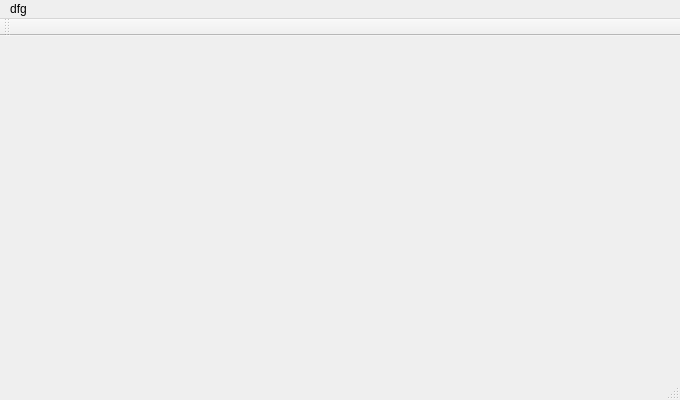
Qt form qkide.ui (QkThings/qkide) before a commit.
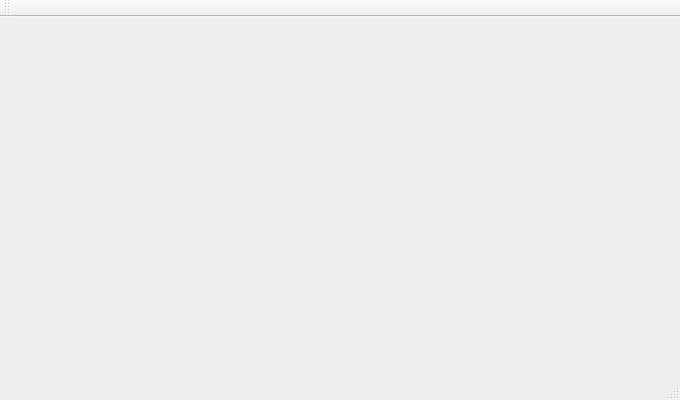
The same form after that commit. Icons and pictures are not drawn.

Diff of the .ui file:
```diff
--- a/qkide.ui
+++ b/qkide.ui
@@ -19,6 +19,16 @@
   <property name="windowTitle">
    <string>qkide</string>
   </property>
+  <property name="windowIcon">
+   <iconset resource="resources/qkide_img.qrc">
+    <normaloff>:/img/qk_48.png</normaloff>:/img/qk_48.png</iconset>
+  </property>
+  <property name="iconSize">
+   <size>
+    <width>256</width>
+    <height>256</height>
+   </size>
+  </property>
   <widget class="QWidget" name="centralWidget">
    <layout class="QVBoxLayout" name="verticalLayout"/>
   </widget>
@@ -40,12 +50,6 @@
      <height>20</height>
     </rect>
    </property>
-   <widget class="QMenu" name="menuDfg">
-    <property name="title">
-     <string>dfg</string>
-    </property>
-   </widget>
-   <addaction name="menuDfg"/>
   </widget>
  </widget>
  <layoutdefault spacing="6" margin="11"/>
```
Left out of the diff: 4 changed lines with no effect on the pictures.
